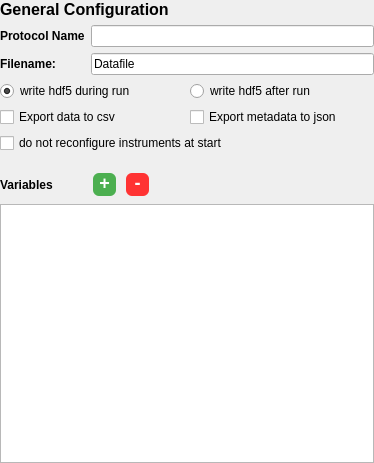
Old version of the form nomad_camels/gui/general_protocol_settings.ui in the repository FAU-LAP/NOMAD-CAMELS.
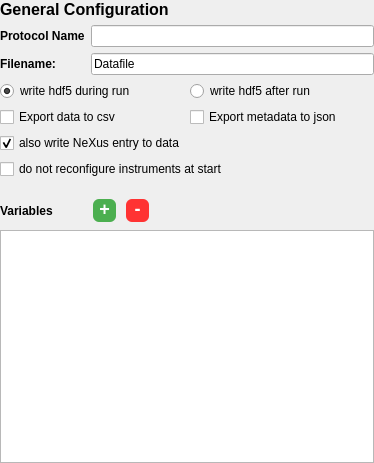
New version of the form. Custom widgets are drawn as their Qt base class.

Commit message: added optional checkbox to make a NeXus entry in the hdf5 file when saving the data

Diff of the .ui file:
```diff
--- a/nomad_camels/gui/general_protocol_settings.ui
+++ b/nomad_camels/gui/general_protocol_settings.ui
@@ -47,6 +47,13 @@
       <property name="bottomMargin">
        <number>0</number>
       </property>
+      <item row="0" column="1">
+       <widget class="QRadioButton" name="radioButton_h5_after">
+        <property name="text">
+         <string>write hdf5 after run</string>
+        </property>
+       </widget>
+      </item>
       <item row="1" column="0">
        <widget class="QCheckBox" name="checkBox_csv_exp">
         <property name="text">
@@ -54,13 +61,6 @@
         </property>
        </widget>
       </item>
-      <item row="2" column="0" colspan="2">
-       <widget class="QCheckBox" name="checkBox_no_config">
-        <property name="text">
-         <string>do not reconfigure instruments at start</string>
-        </property>
-       </widget>
-      </item>
       <item row="1" column="1">
        <widget class="QCheckBox" name="checkBox_json_exp">
         <property name="text">
@@ -68,10 +68,10 @@
         </property>
        </widget>
       </item>
-      <item row="0" column="1">
-       <widget class="QRadioButton" name="radioButton_h5_after">
+      <item row="3" column="0" colspan="2">
+       <widget class="QCheckBox" name="checkBox_no_config">
         <property name="text">
-         <string>write hdf5 after run</string>
+         <string>do not reconfigure instruments at start</string>
         </property>
        </widget>
       </item>
@@ -85,6 +85,16 @@
         </property>
        </widget>
       </item>
+      <item row="2" column="0" colspan="2">
+       <widget class="QCheckBox" name="checkBox_NeXus">
+        <property name="text">
+         <string>also write NeXus entry to data</string>
+        </property>
+        <property name="checked">
+         <bool>true</bool>
+        </property>
+       </widget>
+      </item>
      </layout>
     </widget>
    </item>
@@ -132,7 +142,6 @@
      <property name="font">
       <font>
        <pointsize>9</pointsize>
-       <weight>75</weight>
        <bold>true</bold>
       </font>
      </property>
@@ -154,7 +163,6 @@
      </property>
      <property name="font">
       <font>
-       <weight>75</weight>
        <bold>true</bold>
       </font>
      </property>
@@ -168,7 +176,6 @@
      <property name="font">
       <font>
        <pointsize>12</pointsize>
-       <weight>75</weight>
        <bold>true</bold>
       </font>
      </property>
@@ -197,7 +204,6 @@
      </property>
      <property name="font">
       <font>
-       <weight>75</weight>
        <bold>true</bold>
       </font>
      </property>
```
The commit also changes 7 other files.
